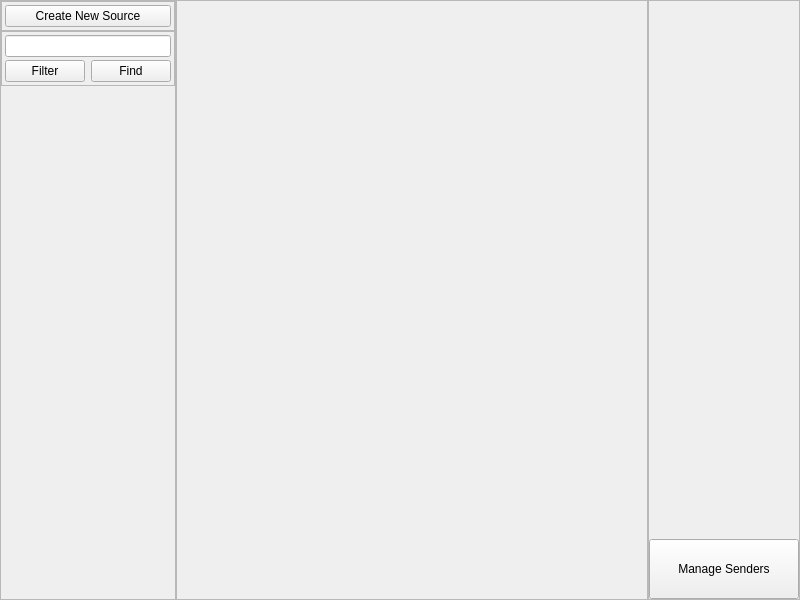
Qt form src/executables/transceiverGUI/transceiverFormFramework.ui (charlesrwest/pylonGPS) before a commit.
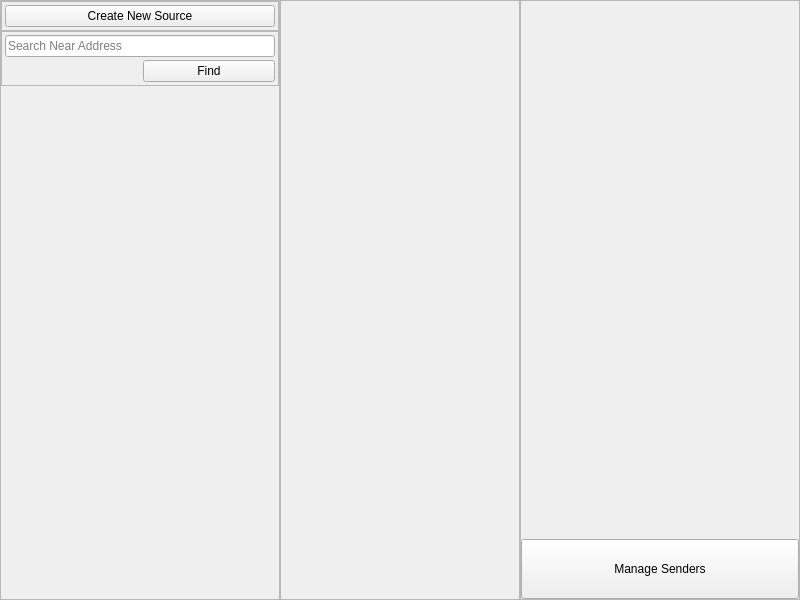
The same form after that commit.

Commit message: Finished transceiver GUI.

```diff
--- a/src/executables/transceiverGUI/transceiverFormFramework.ui
+++ b/src/executables/transceiverGUI/transceiverFormFramework.ui
@@ -54,6 +54,12 @@
         </property>
         <item>
          <widget class="QFrame" name="findCreateDataReceiverFrame">
+          <property name="minimumSize">
+           <size>
+            <width>280</width>
+            <height>0</height>
+           </size>
+          </property>
           <property name="frameShape">
            <enum>QFrame::StyledPanel</enum>
           </property>
@@ -135,12 +141,12 @@
                <number>3</number>
               </property>
               <item row="0" column="0" colspan="2">
-               <widget class="QLineEdit" name="addressSelectionLineEdit"/>
-              </item>
-              <item row="1" column="0">
-               <widget class="QPushButton" name="filterSourcesPushButton">
-                <property name="text">
-                 <string>Filter</string>
+               <widget class="QLineEdit" name="addressSelectionLineEdit">
+                <property name="inputMask">
+                 <string/>
+                </property>
+                <property name="placeholderText">
+                 <string>Search Near Address</string>
                 </property>
                </widget>
               </item>
@@ -155,17 +161,69 @@
             </widget>
            </item>
            <item>
-            <spacer name="verticalSpacer_3">
-             <property name="orientation">
-              <enum>Qt::Vertical</enum>
+            <widget class="QScrollArea" name="baseStationSelectionScrollArea">
+             <property name="sizePolicy">
+              <sizepolicy hsizetype="Minimum" vsizetype="Expanding">
+               <horstretch>0</horstretch>
+               <verstretch>0</verstretch>
+              </sizepolicy>
              </property>
-             <property name="sizeHint" stdset="0">
-              <size>
-               <width>20</width>
-               <height>40</height>
-              </size>
+             <property name="frameShape">
+              <enum>QFrame::NoFrame</enum>
              </property>
-            </spacer>
+             <property name="lineWidth">
+              <number>0</number>
+             </property>
+             <property name="widgetResizable">
+              <bool>true</bool>
+             </property>
+             <widget class="QWidget" name="scrollAreaWidgetContents_2">
+              <property name="geometry">
+               <rect>
+                <x>0</x>
+                <y>0</y>
+                <width>278</width>
+                <height>473</height>
+               </rect>
+              </property>
+              <property name="sizePolicy">
+               <sizepolicy hsizetype="Minimum" vsizetype="Preferred">
+                <horstretch>0</horstretch>
+                <verstretch>0</verstretch>
+               </sizepolicy>
+              </property>
+              <layout class="QVBoxLayout" name="selectWidgetAreaLayout">
+               <property name="spacing">
+                <number>0</number>
+               </property>
+               <property name="leftMargin">
+                <number>0</number>
+               </property>
+               <property name="topMargin">
+                <number>0</number>
+               </property>
+               <property name="rightMargin">
+                <number>0</number>
+               </property>
+               <property name="bottomMargin">
+                <number>0</number>
+               </property>
+               <item>
+                <spacer name="verticalSpacer_3">
+                 <property name="orientation">
+                  <enum>Qt::Vertical</enum>
+                 </property>
+                 <property name="sizeHint" stdset="0">
+                  <size>
+                   <width>20</width>
+                   <height>222</height>
+                  </size>
+                 </property>
+                </spacer>
+               </item>
+              </layout>
+             </widget>
+            </widget>
            </item>
           </layout>
          </widget>
@@ -184,6 +242,9 @@
           <property name="frameShadow">
            <enum>QFrame::Raised</enum>
           </property>
+          <property name="lineWidth">
+           <number>10</number>
+          </property>
           <layout class="QHBoxLayout" name="baseStationMapLayout">
            <property name="spacing">
             <number>0</number>
@@ -205,6 +266,18 @@
         </item>
         <item>
          <widget class="QFrame" name="selectedBasestationsFrame">
+          <property name="minimumSize">
+           <size>
+            <width>280</width>
+            <height>0</height>
+           </size>
+          </property>
+          <property name="maximumSize">
+           <size>
+            <width>280</width>
+            <height>16777215</height>
+           </size>
+          </property>
           <property name="frameShape">
            <enum>QFrame::StyledPanel</enum>
           </property>
```
Left out of the diff: 78 changed lines with no effect on the pictures. The commit also changes 50 other files.
